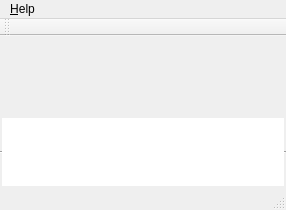
Qt form gui/mainwindow.ui (QkThings/qkdaemon_old) before a commit.
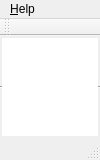
The same form after that commit. Custom widgets are drawn as their Qt base class.

```diff
--- a/gui/mainwindow.ui
+++ b/gui/mainwindow.ui
@@ -6,10 +6,22 @@
    <rect>
     <x>0</x>
     <y>0</y>
-    <width>286</width>
-    <height>134</height>
+    <width>100</width>
+    <height>160</height>
    </rect>
   </property>
+  <property name="minimumSize">
+   <size>
+    <width>0</width>
+    <height>160</height>
+   </size>
+  </property>
+  <property name="maximumSize">
+   <size>
+    <width>100</width>
+    <height>160</height>
+   </size>
+  </property>
   <property name="windowTitle">
    <string>MainWindow</string>
   </property>
@@ -31,20 +43,7 @@
      <number>0</number>
     </property>
     <item>
-     <widget class="QkConnectWidget" name="connectWidget" native="true">
-      <property name="minimumSize">
-       <size>
-        <width>0</width>
-        <height>80</height>
-       </size>
-      </property>
-      <property name="maximumSize">
-       <size>
-        <width>16777215</width>
-        <height>80</height>
-       </size>
-      </property>
-     </widget>
+     <widget class="QkConnectWidget" name="connectWidget" native="true"/>
     </item>
     <item>
      <widget class="QTextEdit" name="log">
@@ -69,7 +68,7 @@
     <rect>
      <x>0</x>
      <y>0</y>
-     <width>286</width>
+     <width>100</width>
      <height>21</height>
     </rect>
    </property>
```
